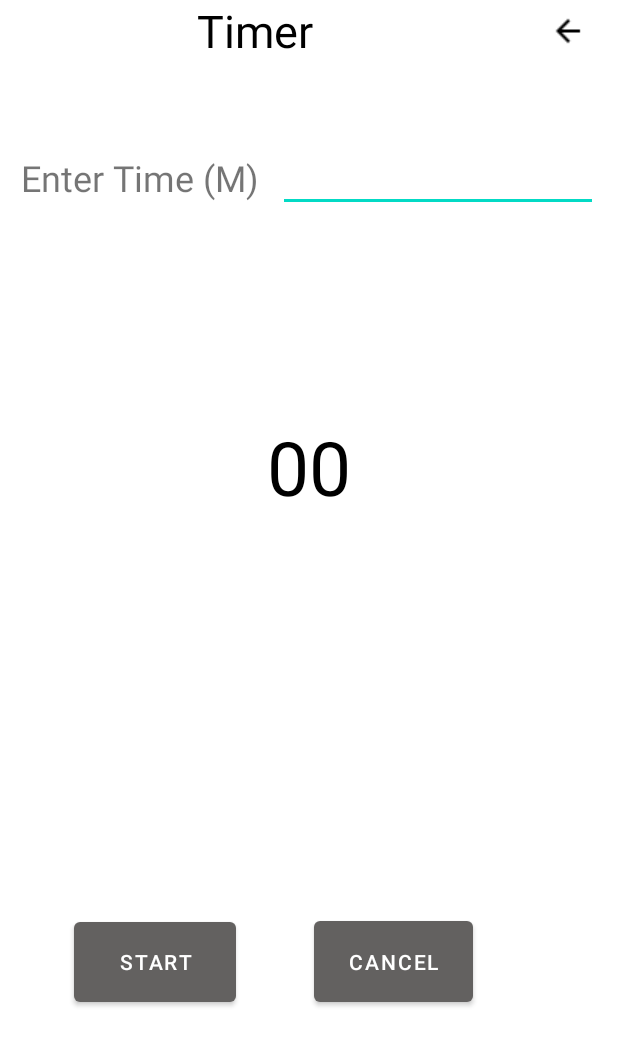
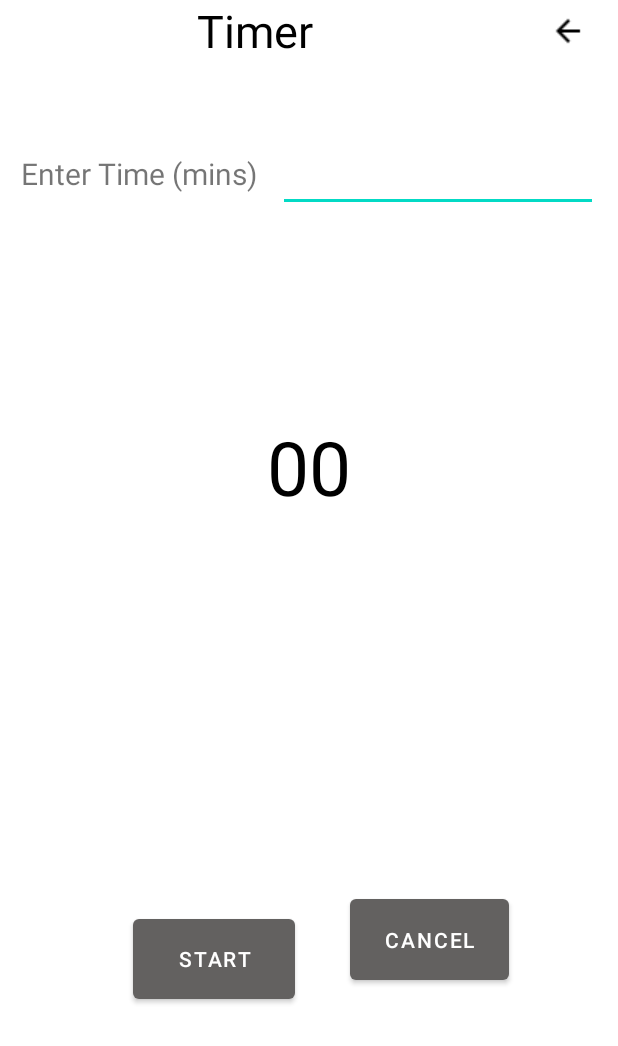
Before and after one commit to WalidSafi/WorldClockApplicationFinal, an Android app: the screen it shows after launch (setTimer), after a tap on "TIMER", on a phone screen of 412 x 824 dp. Shown: the top 1046 px of the screen. Run offline under Robolectric (Android 15) with nearby library versions, the phone set to English and light mode, and no system bars.

Commit message:
Added Timer and StopWatch Activity

```diff
--- a/app/src/main/java/com/example/worldclockapplication/MainActivity.java
+++ b/app/src/main/java/com/example/worldclockapplication/MainActivity.java
@@ -19,30 +19,20 @@ public class MainActivity extends AppCompatActivity {
     ListView list;
     MySQLiteHelper mydb;
 
-    private static final String TABLE_NAME = "Clocks";
-    private static final String COL_1 = "id";
-    private static final String COL_2 = "regions";
-    private static final String COL_3 = "cityname";
-    private static final String COL_4 = "timezone";
-    private static final String COL_5 = "localtime";
-    private static final String COL_6 = "utctime";
-
     @Override
     protected void onCreate(Bundle savedInstanceState) {
         super.onCreate(savedInstanceState);
         setContentView(R.layout.activity_main);
         mydb = new MySQLiteHelper(this,null,null,1);
 
-        //mydb.deleteTitle("America/Toronto");
-
         Intent intent = getIntent();
 
         list = (ListView) findViewById(R.id.testlist);
 
-        ArrayList<String> arrayList = new ArrayList<>();
-        arrayList = mydb.getClockRecords();
+        ArrayList<String> clockList = new ArrayList<>();
+        clockList = mydb.getClockRecords();
 
-        ArrayAdapter arrayAdapter = new ArrayAdapter(this, android.R.layout.simple_list_item_1, arrayList);
+        ArrayAdapter arrayAdapter = new ArrayAdapter(this, android.R.layout.simple_list_item_1, clockList);
         list.setAdapter(arrayAdapter);
 
     }
--- a/app/src/main/java/com/example/worldclockapplication/Stopwatch.java
+++ b/app/src/main/java/com/example/worldclockapplication/Stopwatch.java
@@ -35,7 +35,7 @@ public class Stopwatch extends AppCompatActivity {
                 long t = SystemClock.elapsedRealtime() - chronometer.getBase();
 
                 if(t >= 10000) {
-                    System.out.println("One second has passed");
+                    System.out.println("Ten seconds has passed");
                 } else {
                     System.out.println("Not working");
                 }
@@ -63,6 +63,7 @@ public class Stopwatch extends AppCompatActivity {
     }
 
     public void resetWatch(View v){
+        watch.stop();
         watch.setBase(SystemClock.elapsedRealtime());
         pausedtime = 0;
     }
--- a/app/src/main/res/layout/activity_add_world_clock.xml
+++ b/app/src/main/res/layout/activity_add_world_clock.xml
@@ -122,7 +122,7 @@
         android:layout_width="wrap_content"
         android:layout_height="wrap_content"
         android:layout_marginTop="50dp"
-        android:text="TextView"
+        android:text=""
         app:layout_constraintEnd_toEndOf="parent"
         app:layout_constraintStart_toStartOf="parent"
         app:layout_constraintTop_toBottomOf="@+id/btnAdd" />
--- a/app/src/main/res/layout/activity_set_timer.xml
+++ b/app/src/main/res/layout/activity_set_timer.xml
@@ -36,8 +36,8 @@
         android:layout_width="160dp"
         android:layout_height="44dp"
         android:layout_marginTop="56dp"
-        android:text="Enter Time (M)"
-        android:textSize="24sp"
+        android:text="Enter Time (mins)"
+        android:textSize="20sp"
         app:layout_constraintEnd_toEndOf="parent"
         app:layout_constraintHorizontal_bias="0.055"
         app:layout_constraintStart_toStartOf="parent"
@@ -74,17 +74,18 @@
         android:id="@+id/btnStartTimer"
         android:layout_width="108dp"
         android:layout_height="65dp"
-        android:layout_marginStart="49dp"
-        android:layout_marginEnd="254dp"
-        android:layout_marginBottom="150dp"
+        android:layout_marginStart="85dp"
+        android:layout_marginTop="164dp"
+        android:layout_marginEnd="33dp"
+        android:layout_marginBottom="152dp"
+        android:onClick="startTimer"
         android:text="Start"
         app:layout_constraintBottom_toBottomOf="parent"
-        app:layout_constraintEnd_toEndOf="parent"
-        app:layout_constraintHorizontal_bias="0.0"
+        app:layout_constraintEnd_toStartOf="@+id/btnCancelTimer"
+        app:layout_constraintHorizontal_bias="0.4"
         app:layout_constraintStart_toStartOf="parent"
         app:layout_constraintTop_toBottomOf="@+id/txtShowTime"
-        app:layout_constraintVertical_bias="1.0"
-        android:onClick="startTimer"/>
+        app:layout_constraintVertical_bias="1.0" />
 
     <Button
         android:id="@+id/btnCancelTimer"
@@ -96,9 +97,9 @@
         android:text="Cancel"
         app:layout_constraintBottom_toBottomOf="parent"
         app:layout_constraintEnd_toEndOf="parent"
-        app:layout_constraintHorizontal_bias="0.658"
+        app:layout_constraintHorizontal_bias="1.0"
         app:layout_constraintStart_toEndOf="@+id/btnStartTimer"
         app:layout_constraintTop_toBottomOf="@+id/txtShowTime"
-        app:layout_constraintVertical_bias="1.0" />
+        app:layout_constraintVertical_bias="0.857" />
 
 </androidx.constraintlayout.widget.ConstraintLayout>
```
Also changed, not shown: app/src/main/java/com/example/worldclockapplication/addWorldClock.java (+12 -2 lines), app/src/main/java/com/example/worldclockapplication/setTimer.java (+24 -6 lines), app/src/main/res/layout/activity_main.xml (+6 -5 lines).
